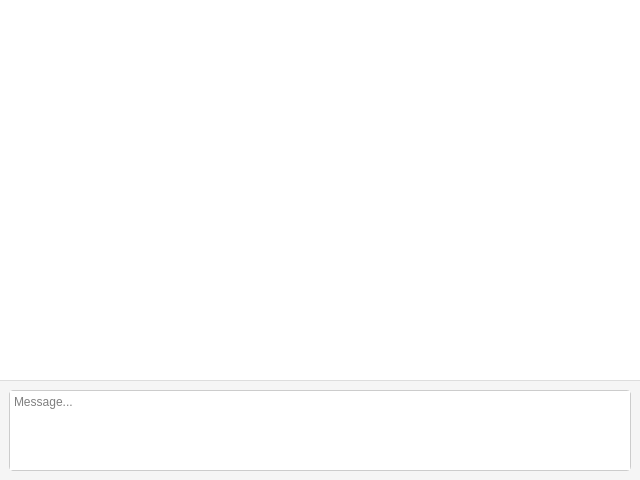
This is Frontend/Desktop/Sources/MainWindow.ui in Mayfleet/SimpleChat as Qt 5 draws it before an edit. The edited form follows.
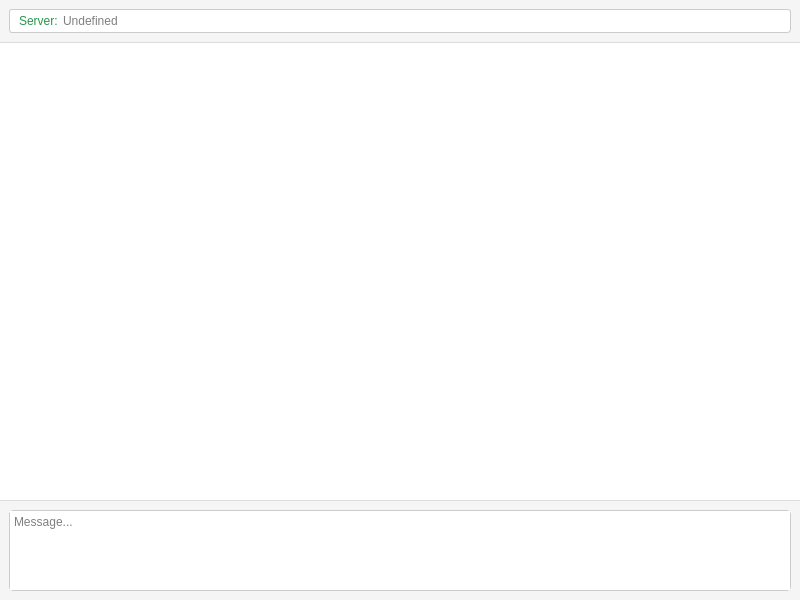
This is the edited form.

Commit message: Ability to change backend address implemented

The edit to the form file:
```diff
--- a/Frontend/Desktop/Sources/MainWindow.ui
+++ b/Frontend/Desktop/Sources/MainWindow.ui
@@ -6,15 +6,40 @@
    <rect>
     <x>0</x>
     <y>0</y>
-    <width>640</width>
-    <height>480</height>
+    <width>800</width>
+    <height>600</height>
    </rect>
   </property>
   <property name="windowTitle">
    <string>Simple Chat</string>
   </property>
   <property name="styleSheet">
-   <string notr="true">#bottomFrame
+   <string notr="true">#topFrame
+{
+	border: none;
+	border-bottom: 1px solid #DDDDDD;
+	background-color: #F5F5F5;
+}
+
+#addressFrame
+{
+	border: 1px solid #CCCCCC;
+	border-radius: 3px;
+	background-color: #FFFFFF;
+}
+
+#addressLabel
+{
+	color: #26964B;
+}
+
+#addressEdit
+{
+	border: none;
+	background: transparent;
+}
+
+#bottomFrame
 {
 	border: none;
 	border-top: 1px solid #DDDDDD;
@@ -46,6 +71,62 @@
     <property name="bottomMargin">
      <number>0</number>
     </property>
+    <item>
+     <widget class="QFrame" name="topFrame">
+      <layout class="QVBoxLayout" name="topFrameLayout">
+       <property name="spacing">
+        <number>9</number>
+       </property>
+       <property name="leftMargin">
+        <number>9</number>
+       </property>
+       <property name="topMargin">
+        <number>9</number>
+       </property>
+       <property name="rightMargin">
+        <number>9</number>
+       </property>
+       <property name="bottomMargin">
+        <number>9</number>
+       </property>
+       <item>
+        <widget class="QFrame" name="addressFrame">
+         <layout class="QHBoxLayout" name="horizontalLayout">
+          <property name="spacing">
+           <number>3</number>
+          </property>
+          <property name="leftMargin">
+           <number>9</number>
+          </property>
+          <property name="topMargin">
+           <number>3</number>
+          </property>
+          <property name="rightMargin">
+           <number>9</number>
+          </property>
+          <property name="bottomMargin">
+           <number>3</number>
+          </property>
+          <item>
+           <widget class="QLabel" name="addressLabel">
+            <property name="text">
+             <string>Server:</string>
+            </property>
+           </widget>
+          </item>
+          <item>
+           <widget class="QLineEdit" name="addressEdit">
+            <property name="placeholderText">
+             <string>Undefined</string>
+            </property>
+           </widget>
+          </item>
+         </layout>
+        </widget>
+       </item>
+      </layout>
+     </widget>
+    </item>
     <item>
      <widget class="QTextBrowser" name="messagesBrowser">
       <property name="frameShape">
@@ -74,6 +155,18 @@
        <property name="spacing">
         <number>9</number>
        </property>
+       <property name="leftMargin">
+        <number>9</number>
+       </property>
+       <property name="topMargin">
+        <number>9</number>
+       </property>
+       <property name="rightMargin">
+        <number>9</number>
+       </property>
+       <property name="bottomMargin">
+        <number>9</number>
+       </property>
        <item>
         <widget class="QFrame" name="messageFrame">
          <layout class="QVBoxLayout" name="verticalLayout_3">
```
Left out of the diff: 6 changed lines with no effect on the pictures. The commit also changes 4 other files.
